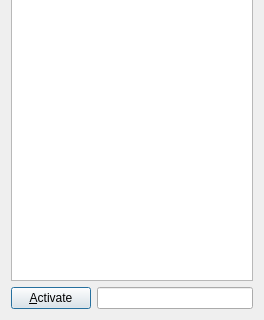
Qt form dialog.ui (shaan7/Kapotah) before a commit; both pictures show x 0 to 264 and y 175 to 495 of the 264 by 495 pixel window.
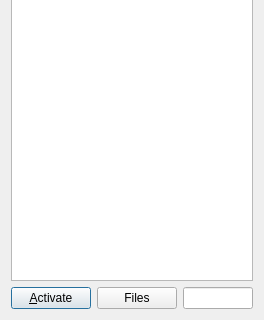
The same form after that commit.

Commit message: Download/Upload file status dialog added (doesnt work right now)

```diff
--- a/dialog.ui
+++ b/dialog.ui
@@ -14,7 +14,7 @@
    <string>Peers</string>
   </property>
   <layout class="QGridLayout" name="gridLayout">
-   <item row="0" column="0" colspan="2">
+   <item row="0" column="0" colspan="3">
     <widget class="QListWidget" name="peerList"/>
    </item>
    <item row="1" column="0">
@@ -24,13 +24,20 @@
      </property>
     </widget>
    </item>
-   <item row="1" column="1">
+   <item row="1" column="2">
     <widget class="QLineEdit" name="updateNumOfPeers">
      <property name="readOnly">
       <bool>true</bool>
      </property>
     </widget>
    </item>
+   <item row="1" column="1">
+    <widget class="QPushButton" name="filesButton">
+     <property name="text">
+      <string>Files</string>
+     </property>
+    </widget>
+   </item>
   </layout>
  </widget>
  <layoutdefault spacing="6" margin="11"/>
```
The commit also changes 6 other files.
